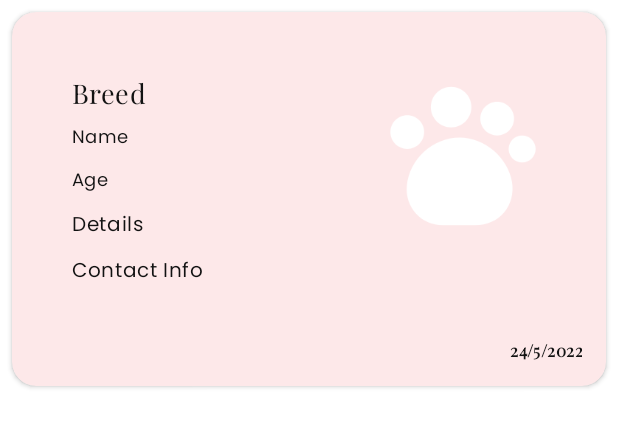
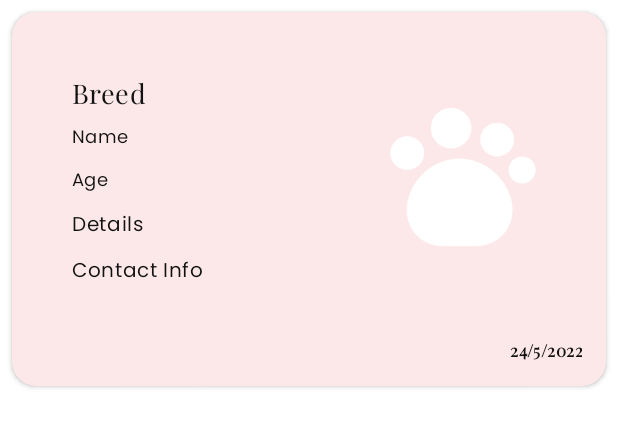
Before and after one commit to hifxa/petme, an Android app: the layout adopt_item_view.xml on its own in the app's theme, with its tools: preview values and no code run, on a phone screen of 412 x 824 dp. Shown: the top 427 px of the screen. Run offline under Robolectric (Android 15) with nearby library versions, the light colour scheme and no system bars.

Commit message:
minor changes, image uploading still left

```diff
--- a/app/src/main/java/com/petme/app/controllers/AdoptAdapter.java
+++ b/app/src/main/java/com/petme/app/controllers/AdoptAdapter.java
@@ -12,7 +12,6 @@ import com.petme.app.databinding.AdoptItemViewBinding;
 import com.petme.app.databinding.TaskItemViewBinding;
 import com.petme.app.interfaces.RecyclerClicks;
 import com.petme.app.model.AdoptModel;
-import com.petme.app.model.TaskModel;
 import com.petme.app.utils.Alerts;
 
 import java.text.SimpleDateFormat;
--- a/app/src/main/res/layout/adopt_item_view.xml
+++ b/app/src/main/res/layout/adopt_item_view.xml
@@ -72,7 +72,7 @@
 
             <ImageView
                 android:layout_width="wrap_content"
-                android:layout_height="144dp"
+                android:layout_height="172dp"
                 android:layout_weight="1"
                 android:padding="16dp"
                 android:src="@drawable/pet" />
```
